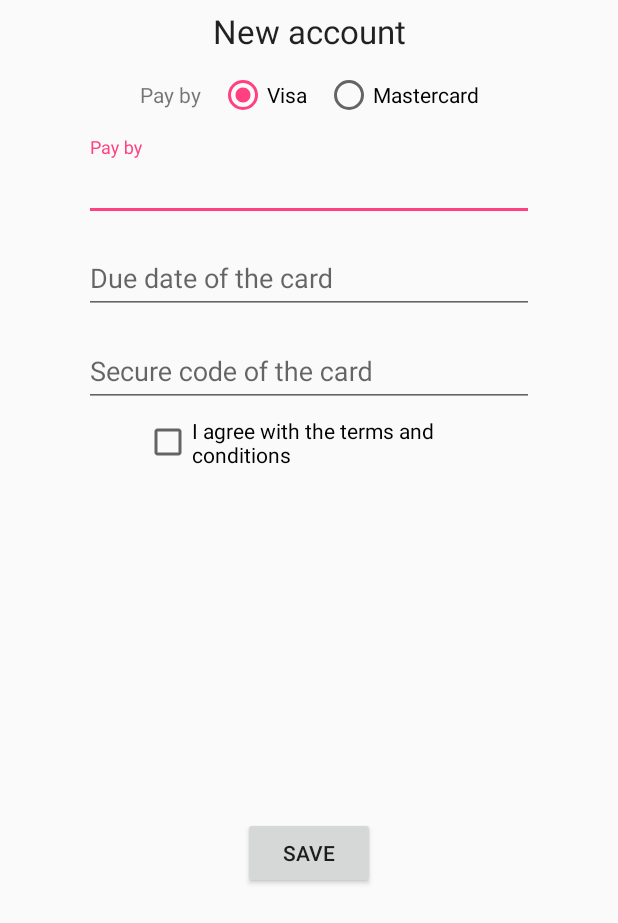
After one commit to erick22se/AndroidApp, an Android app: the RegisterStepTwoActivity screen opened directly, with no data from a screen before it, on a phone screen of 412 x 824 dp. The commit adds this screen. Shown: the top 923 px of the screen. Run offline under Robolectric (Android 15) with nearby library versions, the phone set to English and light mode, and no system bars.

Commit message:
Advance of the RedisterStepTwo.xml

```diff
--- a/app/src/main/AndroidManifest.xml
+++ b/app/src/main/AndroidManifest.xml
@@ -20,7 +20,8 @@
         <activity
             android:name=".Activities.MainActivity"
             android:label="@string/title_activity_main" />
-        <activity android:name=".Activities.RegisterStepOneActivity"></activity>
+        <activity android:name=".Activities.RegisterStepOneActivity"/>
+        <activity android:name=".Activities.RegisterStepTwoActivity"/>
     </application>
 
 </manifest>
--- a/app/src/main/java/com/example/soldaplication/Activities/RegisterStepOneActivity.java
+++ b/app/src/main/java/com/example/soldaplication/Activities/RegisterStepOneActivity.java
@@ -1,7 +1,10 @@
 package com.example.soldaplication.Activities;
 
+import android.content.Intent;
 import android.support.v7.app.AppCompatActivity;
 import android.os.Bundle;
+import android.view.View;
+import android.widget.Button;
 
 import com.example.soldaplication.R;
 
@@ -11,5 +14,12 @@ public class RegisterStepOneActivity extends AppCompatActivity {
     protected void onCreate(Bundle savedInstanceState) {
         super.onCreate(savedInstanceState);
         setContentView(R.layout.activity_register_step_one);
+        Button nextButton = (Button)findViewById(R.id.nextButton);
+        nextButton.setOnClickListener(new View.OnClickListener() {
+            @Override
+            public void onClick(View view) {
+                startActivity(new Intent(view.getContext(),RegisterStepTwoActivity.class));
+            }
+        });
     }
 }
--- /dev/null
+++ b/app/src/main/java/com/example/soldaplication/Activities/RegisterStepTwoActivity.java
@@ -0,0 +1,15 @@
+package com.example.soldaplication.Activities;
+
+import android.support.v7.app.AppCompatActivity;
+import android.os.Bundle;
+
+import com.example.soldaplication.R;
+
+public class RegisterStepTwoActivity extends AppCompatActivity {
+
+    @Override
+    protected void onCreate(Bundle savedInstanceState) {
+        super.onCreate(savedInstanceState);
+        setContentView(R.layout.activity_register_step_two);
+    }
+}
--- a/app/src/main/res/layout/activity_register_step_one.xml
+++ b/app/src/main/res/layout/activity_register_step_one.xml
@@ -10,7 +10,7 @@
         android:layout_width="wrap_content"
         android:layout_height="wrap_content"
         android:text="@string/title_register"
-    android:layout_margin="6dp"
+        android:layout_margin="@dimen/margin_default"
         app:layout_constraintStart_toStartOf="parent"
         app:layout_constraintEnd_toEndOf="parent"
         app:layout_constraintTop_toTopOf="parent"
@@ -20,7 +20,7 @@
         android:id="@+id/nameTextInputLayout"
         android:layout_width="@dimen/default_length_space"
         android:layout_height="wrap_content"
-        android:layout_margin="6dp"
+        android:layout_margin="@dimen/margin_default"
         app:layout_constraintStart_toStartOf="parent"
         app:layout_constraintEnd_toEndOf="parent"
         app:layout_constraintTop_toBottomOf="@id/registerTittle"  >
@@ -35,7 +35,7 @@
         android:id="@+id/lastNameTextInputLayout"
         android:layout_width="@dimen/default_length_space"
         android:layout_height="wrap_content"
-        android:layout_margin="6dp"
+        android:layout_margin="@dimen/margin_default"
         app:layout_constraintStart_toStartOf="parent"
         app:layout_constraintEnd_toEndOf="parent"
         app:layout_constraintTop_toBottomOf="@id/nameTextInputLayout" >
@@ -50,7 +50,7 @@
         android:id="@+id/emailTextInputLayout"
         android:layout_width="@dimen/default_length_space"
         android:layout_height="wrap_content"
-        android:layout_margin="6dp"
+        android:layout_margin="@dimen/margin_default"
         app:layout_constraintStart_toStartOf="parent"
         app:layout_constraintEnd_toEndOf="parent"
         app:layout_constraintTop_toBottomOf="@id/lastNameTextInputLayout" >
@@ -65,7 +65,7 @@
         android:id="@+id/passwordTextInputLayout"
         android:layout_width="@dimen/default_length_space"
         android:layout_height="wrap_content"
-        android:layout_margin="6dp"
+        android:layout_margin="@dimen/margin_default"
         app:layout_constraintStart_toStartOf="parent"
         app:layout_constraintEnd_toEndOf="parent"
         app:layout_constraintTop_toBottomOf="@id/emailTextInputLayout"  >
@@ -80,7 +80,7 @@
         android:id="@+id/rePasswordTextInputLayout"
         android:layout_width="@dimen/default_length_space"
         android:layout_height="wrap_content"
-        android:layout_margin="6dp"
+        android:layout_margin="@dimen/margin_default"
         app:layout_constraintStart_toStartOf="parent"
         app:layout_constraintEnd_toEndOf="parent"
         app:layout_constraintTop_toBottomOf="@id/passwordTextInputLayout"  >
@@ -88,14 +88,14 @@
             android:id="@+id/rePasswordTextInputEdit"
             android:layout_width="@dimen/default_length_space"
             android:layout_height="wrap_content"
-            android:hint="Confirm Passwrod"/>
+            android:hint="Confirm Password"/>
     </android.support.design.widget.TextInputLayout>
 
     <android.support.design.widget.TextInputLayout
         android:id="@+id/addressTextInputLayout"
         android:layout_width="@dimen/default_length_space"
         android:layout_height="wrap_content"
-        android:layout_margin="6dp"
+        android:layout_margin="@dimen/margin_default"
         app:layout_constraintStart_toStartOf="parent"
         app:layout_constraintEnd_toEndOf="parent"
         app:layout_constraintTop_toBottomOf="@id/rePasswordTextInputLayout">
@@ -110,7 +110,7 @@
         android:id="@+id/cellphoneTextInputLayout"
         android:layout_width="@dimen/default_length_space"
         android:layout_height="wrap_content"
-        android:layout_margin="6dp"
+        android:layout_margin="@dimen/margin_default"
         app:layout_constraintStart_toStartOf="parent"
         app:layout_constraintEnd_toEndOf="parent"
         app:layout_constraintTop_toBottomOf="@id/addressTextInputLayout">
@@ -125,8 +125,8 @@
         android:id="@+id/nextButton"
         android:layout_width="wrap_content"
         android:layout_height="wrap_content"
-        android:text="@string/save_button"
-        android:layout_margin="6dp"
+        android:text="@string/next_button"
+        android:layout_margin="@dimen/margin_default"
         app:layout_constraintStart_toStartOf="parent"
         app:layout_constraintEnd_toEndOf="parent"
         app:layout_constraintBottom_toBottomOf="parent"
--- /dev/null
+++ b/app/src/main/res/layout/activity_register_step_two.xml
@@ -0,0 +1,123 @@
+<?xml version="1.0" encoding="utf-8"?>
+<android.support.constraint.ConstraintLayout xmlns:android="http://schemas.android.com/apk/res/android"
+    xmlns:app="http://schemas.android.com/apk/res-auto"
+    xmlns:tools="http://schemas.android.com/tools"
+    android:layout_width="match_parent"
+    android:layout_height="match_parent"
+    tools:context="com.example.soldaplication.Activities.RegisterStepTwoActivity">
+    <TextView
+        android:id="@+id/registerTittleTextView"
+        android:layout_width="wrap_content"
+        android:layout_height="wrap_content"
+        android:text="@string/title_register"
+        android:layout_margin="@dimen/margin_default"
+        app:layout_constraintStart_toStartOf="parent"
+        app:layout_constraintEnd_toEndOf="parent"
+        app:layout_constraintTop_toTopOf="parent"
+        android:textAppearance="?android:textAppearanceLarge"/>
+
+    <android.support.v7.widget.LinearLayoutCompat
+        android:id="@+id/HorizontalLinearLayout"
+        android:layout_width="wrap_content"
+        android:layout_height="wrap_content"
+        android:layout_margin="@dimen/margin_default"
+        app:layout_constraintStart_toStartOf="parent"
+        app:layout_constraintEnd_toEndOf="parent"
+        app:layout_constraintTop_toBottomOf="@+id/registerTittleTextView">
+        <TextView
+            android:id="@+id/typeCardTextView"
+            android:layout_width="wrap_content"
+            android:layout_height="wrap_content"
+            android:text="@string/type_card_text"
+            android:layout_margin="@dimen/margin_default"
+            app:layout_constraintStart_toStartOf="parent"
+            app:layout_constraintTop_toTopOf="parent"
+            app:layout_constraintBottom_toBottomOf="parent" />
+        <RadioButton
+            android:id="@+id/visaRadioButton"
+            android:layout_width="wrap_content"
+            android:layout_height="wrap_content"
+            android:layout_margin="@dimen/margin_default"
+            android:text="Visa"
+            android:checked="true"
+            app:layout_constraintTop_toTopOf="parent"
+            app:layout_constraintStart_toEndOf="@id/typeCardTextView"
+            app:layout_constraintBottom_toBottomOf="parent" />
+        <RadioButton
+            android:id="@+id/mastercardRadioButton"
+            android:layout_width="wrap_content"
+            android:layout_height="wrap_content"
+            android:layout_margin="@dimen/margin_default"
+            android:text="Mastercard"
+            app:layout_constraintEnd_toEndOf="parent"
+            app:layout_constraintTop_toTopOf="parent"/>
+    </android.support.v7.widget.LinearLayoutCompat>
+
+    <android.support.design.widget.TextInputLayout
+        android:id="@+id/cardNumberTextInputLayout"
+        android:layout_width="@dimen/default_length_space"
+        android:layout_height="wrap_content"
+        android:layout_margin="@dimen/margin_default"
+        app:layout_constraintStart_toStartOf="parent"
+        app:layout_constraintEnd_toEndOf="parent"
+        app:layout_constraintTop_toBottomOf="@id/HorizontalLinearLayout">
+        <android.support.design.widget.TextInputEditText
+            android:id="@+id/cardNumberTextInputEdit"
+            android:layout_width="@dimen/default_length_space"
+            android:layout_height="wrap_content"
+            android:hint="@string/card_number_text"/>
+    </android.support.design.widget.TextInputLayout>
+    <android.support.design.widget.TextInputLayout
+        android:id="@+id/dueDateTextInputLayout"
+        android:layout_width="@dimen/default_length_space"
+        android:layout_height="wrap_content"
+        android:layout_margin="@dimen/margin_default"
+        app:layout_constraintStart_toStartOf="parent"
+        app:layout_constraintEnd_toEndOf="parent"
+        app:layout_constraintTop_toBottomOf="@id/cardNumberTextInputLayout">
+        <android.support.design.widget.TextInputEditText
+            android:id="@+id/dueDateTextInputEdit"
+            android:layout_width="@dimen/default_length_space"
+            android:layout_height="wrap_content"
+            android:inputType="date"
+            android:hint="@string/card_due_date_text"/>
+    </android.support.design.widget.TextInputLayout>
+    <android.support.design.widget.TextInputLayout
+        android:id="@+id/secureCodeTextInputLayout"
+        android:layout_width="@dimen/default_length_space"
+        android:layout_height="wrap_content"
+        android:layout_margin="@dimen/margin_default"
+        app:layout_constraintStart_toStartOf="parent"
+        app:layout_constraintEnd_toEndOf="parent"
+        app:layout_constraintTop_toBottomOf="@id/dueDateTextInputLayout">
+        <android.support.design.widget.TextInputEditText
+            android:id="@+id/secureCodeTextInputEdit"
+            android:layout_width="@dimen/default_length_space"
+            android:layout_height="wrap_content"
+            android:inputType="date"
+            android:hint="@string/card_secure_code_text"/>
+    </android.support.design.widget.TextInputLayout>
+
+    <CheckBox
+        android:id="@+id/conditionCheckBox"
+        android:layout_width="220dp"
+        android:layout_height="wrap_content"
+        android:text="@string/condition_text"
+        android:textAppearance="?android:textAppearanceSmall"
+        android:layout_margin="@dimen/margin_default"
+        app:layout_constraintStart_toStartOf="parent"
+        app:layout_constraintEnd_toEndOf="parent"
+        app:layout_constraintTop_toBottomOf="@id/secureCodeTextInputLayout"/>
+
+    <Button
+        android:id="@+id/saveButton"
+        android:layout_width="wrap_content"
+        android:layout_height="wrap_content"
+        android:text="@string/save_button"
+        android:layout_margin="@dimen/margin_default"
+        app:layout_constraintStart_toStartOf="parent"
+        app:layout_constraintEnd_toEndOf="parent"
+        app:layout_constraintTop_toBottomOf="@id/conditionCheckBox"
+        app:layout_constraintBottom_toBottomOf="parent"/>
+
+</android.support.constraint.ConstraintLayout>
--- a/app/src/main/res/menu/navigation.xml
+++ b/app/src/main/res/menu/navigation.xml
@@ -1,5 +1,10 @@
 <?xml version="1.0" encoding="utf-8"?>
 <menu xmlns:android="http://schemas.android.com/apk/res/android">
+
+    <item
+        android:id="@+id/navigation_notifications"
+        android:icon="@drawable/ic_store_black_24dp"
+        android:title="@string/title_store" />
 
     <item
         android:id="@+id/navigation_home"
@@ -11,9 +16,6 @@
         android:icon="@drawable/ic_dashboard_black_24dp"
         android:title="@string/title_myAuctions" />
 
-    <item
-        android:id="@+id/navigation_notifications"
-        android:icon="@drawable/ic_store_black_24dp"
-        android:title="@string/title_store" />
+
 
 </menu>
--- a/app/src/main/res/values/dimens.xml
+++ b/app/src/main/res/values/dimens.xml
@@ -3,4 +3,6 @@
     <dimen name="activity_horizontal_margin">16dp</dimen>
     <dimen name="activity_vertical_margin">16dp</dimen>
     <dimen name="default_length_space">300dp</dimen>
+    <dimen name="margin_default">6dp</dimen>
+
 </resources>
--- a/app/src/main/res/values/strings.xml
+++ b/app/src/main/res/values/strings.xml
@@ -7,6 +7,11 @@
     <string name="last_name_hint">Last Name</string>
     <string name="Address">Address</string>
     <string name="cellphone">Cellphone</string>
+    <string name="type_card_text">Pay by</string>
+    <string name="card_number_text">Pay by</string>
+    <string name="card_due_date_text">Due date of the card</string>
+    <string name="card_secure_code_text">Secure code of the card</string>
+    <string name="condition_text">I agree with the terms and conditions </string>
     <string name="next_button">Next</string>
     <string name="back_button">Back</string>
     <string name="save_button">Save</string>
```
Also changed, not shown: 2 other files. Lines whose indentation alone changed are shown as unchanged.
